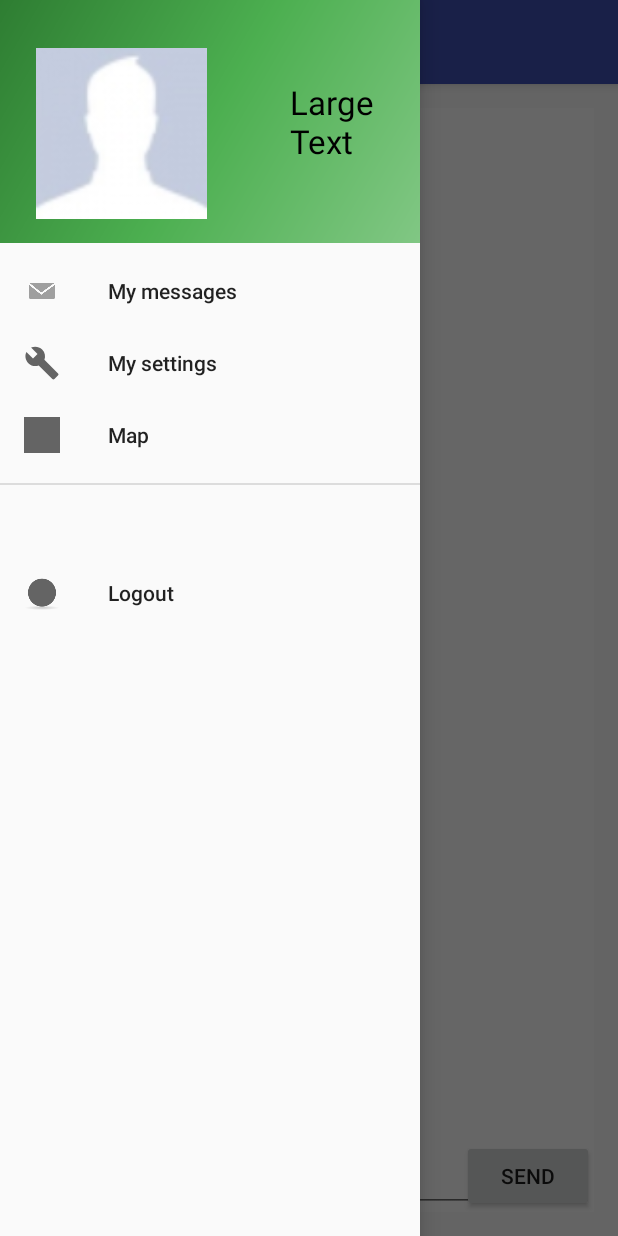
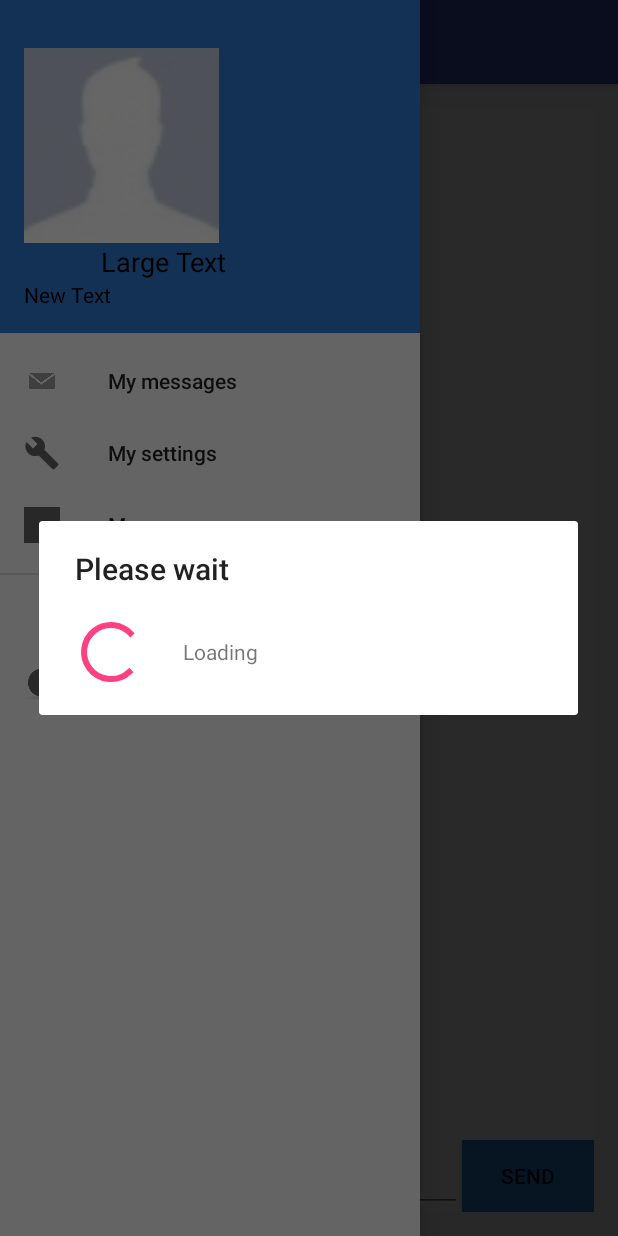
Before and after one commit to romanlikhovich/catMessanger, an Android app: the fragment UserWhomSendMessage placed in its activity, with the side drawer open, on a phone screen of 412 x 824 dp. Run offline under Robolectric (Android 15) with nearby library versions, the phone set to English and light mode, and no system bars; libraries missing offline, so code that uses them is left out: org.osmdroid.util, org.osmdroid.views; 14 statements that could not run were skipped.

Commit message:
custom bags fix

```diff
--- a/SocialMessaganger/app/src/main/java/com/example/roman/socialmessaganger/activity/Registration.java
+++ b/SocialMessaganger/app/src/main/java/com/example/roman/socialmessaganger/activity/Registration.java
@@ -46,7 +46,6 @@ public class Registration extends AppCompatActivity {
         confirmPassword = (EditText) findViewById(R.id.et_registrationConfirmPassword);
         Bitmap bitmap = BitmapFactory.decodeResource(getResources(), R.drawable.user);
         photo = getBytesFromBitmap(bitmap);
-        Toast.makeText(Registration.this, "" + photo.length, Toast.LENGTH_SHORT).show();
     }
 
     //    for home button arrow
@@ -107,7 +106,7 @@ public class Registration extends AppCompatActivity {
     }
 
     public void loadPhoto(View view) {
-        Intent photoPickerIntent = new Intent(Intent.ACTION_PICK);
+        Intent photoPickerIntent = new Intent(Intent.ACTION_GET_CONTENT);
         photoPickerIntent.setType("image/*");
         startActivityForResult(photoPickerIntent, GALLERY_REQUEST);
     }
--- a/SocialMessaganger/app/src/main/java/com/example/roman/socialmessaganger/adapter/UsersAdapter.java
+++ b/SocialMessaganger/app/src/main/java/com/example/roman/socialmessaganger/adapter/UsersAdapter.java
@@ -61,7 +61,7 @@ public class UsersAdapter extends BaseAdapter {
          if (CommonData.getInstance().getUsers().get(position).isOnline()) {
              userStatus.setText("Online");
          } else {
-             userStatus.setText("Not online");
+             userStatus.setText("Offline");
          }
 //        end check status
 
--- a/SocialMessaganger/app/src/main/java/com/example/roman/socialmessaganger/fragment/UserWhomSendMessage.java
+++ b/SocialMessaganger/app/src/main/java/com/example/roman/socialmessaganger/fragment/UserWhomSendMessage.java
@@ -1,6 +1,7 @@
 package com.example.roman.socialmessaganger.fragment;
 
 import android.app.AlertDialog;
+import android.app.ProgressDialog;
 import android.content.DialogInterface;
 import android.os.Bundle;
 import android.app.Fragment;
@@ -33,7 +34,8 @@ public class UserWhomSendMessage extends Fragment implements Runnable {
     private View view;
     private Thread myThread;
     private boolean isRunThread;
-    AlertDialog.Builder ad;
+    private AlertDialog.Builder ad;
+    private ProgressDialog dialog;
 
     @Override
     public View onCreateView(LayoutInflater inflater, ViewGroup container, Bundle savedInstanceState) {
@@ -45,17 +47,18 @@ public class UserWhomSendMessage extends Fragment implements Runnable {
     public void onStart() {
         super.onStart();
         ad = new AlertDialog.Builder(this.getActivity());
+        dialog = new ProgressDialog(getActivity());
+        dialog.setTitle("Please wait");
+        dialog.setMessage("Loading");
+        dialog.show();
         isRunThread = true;
-        TextView userName =
-                (TextView) view.findViewById(R.id.tv_fragment_userWhomSendMessage_username);
-        userName.setText(CommonData.getInstance().getUserWhomSendMessage().getName());
         listView = (ListView) view.findViewById(R.id.lv_fragmentWhomSendMessage_messages);
         adapter = new MessagesAdapter(getActivity().getApplicationContext());
+        listView.setAdapter(adapter);
         myThread = new Thread(this);
         myThread.start();
-
         listView.setLongClickable(true);
-
+        listView.setAdapter(adapter);
         listView.setOnItemLongClickListener(new AdapterView.OnItemLongClickListener() {
             @Override
             public boolean onItemLongClick(AdapterView<?> parent, View view, int position, long id) {
@@ -84,7 +87,6 @@ public class UserWhomSendMessage extends Fragment implements Runnable {
             queries.add(query2);
             ParseQuery<ParseObject> mainQuery = ParseQuery.or(queries);
             mainQuery.orderByDescending("createdAt");
-
             mainQuery.findInBackground(new FindCallback<ParseObject>() {
                 @Override
                 public void done(List<ParseObject> list, ParseException e) {
@@ -96,7 +98,7 @@ public class UserWhomSendMessage extends Fragment implements Runnable {
                                     list.get(i).getString("message"),
                                     list.get(i).getString("from"),
                                     list.get(i).getString("to"));
-                            CommonData.getInstance().getAllMessage().add(message);
+                            CommonData.getInstance().getAllMessage().add(0,message);
                         }
                         if (getActivity() == null) {
                             return;
@@ -104,8 +106,8 @@ public class UserWhomSendMessage extends Fragment implements Runnable {
                         getActivity().runOnUiThread(new Runnable() {
                             @Override
                             public void run() {
-                                listView.setAdapter(adapter);
-                                listView.invalidate();
+                                listView.invalidateViews();
+                                dialog.dismiss();
                             }
                         });
                     }
@@ -137,7 +139,7 @@ public class UserWhomSendMessage extends Fragment implements Runnable {
                     public void done(ParseException e) {
                         if (e == null) {
                             CommonData.getInstance().getAllMessage().remove(position);
-                            listView.invalidate();
+                            listView.invalidateViews();
                             Toast.makeText(getActivity(), "Message are delete ", Toast.LENGTH_SHORT).show();
                         }
                     }
--- a/SocialMessaganger/app/src/main/res/layout/activity_registration.xml
+++ b/SocialMessaganger/app/src/main/res/layout/activity_registration.xml
@@ -22,6 +22,7 @@
         android:layout_width="match_parent"
         android:layout_height="wrap_content"
         android:text="sign up"
+        android:background="#2e7cd3"
         android:id="@+id/btn_registrationName"
         android:onClick="registration"
         android:layout_alignParentBottom="true"
--- a/SocialMessaganger/app/src/main/res/layout/fragment_user_whom_send_message.xml
+++ b/SocialMessaganger/app/src/main/res/layout/fragment_user_whom_send_message.xml
@@ -8,27 +8,21 @@
     <!-- TODO: Update blank fragment layout -->
 
 
-    <TextView
-        android:layout_width="wrap_content"
-        android:layout_height="wrap_content"
-        android:text="New Text"
-        android:id="@+id/tv_fragment_userWhomSendMessage_username"
-        android:layout_alignParentTop="true"
-        android:layout_alignParentLeft="true"
-        android:layout_alignParentStart="true" />
-
     <EditText
         android:layout_width="match_parent"
         android:layout_height="wrap_content"
         android:id="@+id/et_fragment_userWhomSendMessage_textMessage"
         android:layout_alignParentBottom="true"
         android:layout_alignParentLeft="true"
-        android:layout_alignParentStart="true" />
+        android:layout_alignParentStart="true"
+        android:layout_toLeftOf="@+id/btn_fragment_whomSendMessage_send"
+        android:layout_toStartOf="@+id/btn_fragment_whomSendMessage_send" />
 
     <Button
         android:layout_width="wrap_content"
         android:layout_height="wrap_content"
         android:text="send"
+        android:background="#2e7cd3"
         android:id="@+id/btn_fragment_whomSendMessage_send"
         android:onClick="send"
         android:layout_alignParentBottom="true"
@@ -39,7 +33,6 @@
         android:layout_width="wrap_content"
         android:layout_height="wrap_content"
         android:id="@+id/lv_fragmentWhomSendMessage_messages"
-        android:layout_below="@+id/tv_fragment_userWhomSendMessage_username"
         android:layout_alignParentLeft="true"
         android:layout_alignParentStart="true"
         android:layout_above="@+id/et_fragment_userWhomSendMessage_textMessage" />
--- a/SocialMessaganger/app/src/main/res/layout/item_friend.xml
+++ b/SocialMessaganger/app/src/main/res/layout/item_friend.xml
@@ -10,17 +10,21 @@
 
     <TextView
         android:layout_width="wrap_content"
+        android:paddingLeft="5dp"
         android:layout_height="wrap_content"
         android:text="New Text"
         android:id="@+id/tv_item_friends_userName"
         android:layout_alignParentTop="true"
         android:layout_toRightOf="@+id/iv_item_userPhoto"
-        android:layout_toEndOf="@+id/iv_item_userPhoto" />
+        android:layout_toEndOf="@+id/iv_item_userPhoto"
+        android:textColor="#000000" />
 
     <TextView
         android:layout_width="wrap_content"
         android:layout_height="wrap_content"
         android:text="New Text"
+        android:paddingLeft="5dp"
+        android:textColor="#000000"
         android:id="@+id/tv_item_friends_status"
         android:layout_below="@+id/tv_item_friends_userName"
         android:layout_toRightOf="@+id/iv_item_userPhoto"
--- a/SocialMessaganger/app/src/main/res/layout/nav_header_user_activity_with_menu.xml
+++ b/SocialMessaganger/app/src/main/res/layout/nav_header_user_activity_with_menu.xml
@@ -1,10 +1,10 @@
 <?xml version="1.0" encoding="utf-8"?>
-<RelativeLayout xmlns:android="http://schemas.android.com/apk/res/android"
+<LinearLayout xmlns:android="http://schemas.android.com/apk/res/android"
     android:layout_width="match_parent"
     android:layout_height="@dimen/nav_header_height"
-    android:background="@drawable/side_nav_bar"
+    android:background="#2e7cd3"
     android:gravity="bottom"
-    android:orientation="horizontal"
+    android:orientation="vertical"
     android:paddingBottom="@dimen/activity_vertical_margin"
     android:paddingLeft="@dimen/activity_horizontal_margin"
     android:paddingRight="@dimen/activity_horizontal_margin"
@@ -15,24 +15,35 @@
     <ImageView
         android:id="@+id/iv_header_userPhoto"
         android:layout_width="130dp"
-        android:layout_height="130dp"
-        android:layout_weight="50"
+        android:layout_height="0dp"
+        android:layout_weight="33"
         android:paddingTop="@dimen/nav_header_vertical_spacing"
         android:adjustViewBounds="true" />
 
     <TextView
         android:layout_width="wrap_content"
-        android:layout_height="wrap_content"
-        android:layout_weight="50"
-        android:textAppearance="?android:attr/textAppearanceLarge"
+        android:layout_height="0dp"
+        android:layout_weight="33"
+        android:textAppearance="?android:attr/textAppearanceMedium"
         android:text="Large Text"
         android:id="@+id/tv_header_userName"
         android:textColor="#000000"
+        android:layout_marginLeft="51dp"
+        android:layout_marginStart="51dp"
+        android:layout_alignTop="@+id/iv_header_userPhoto"
+        android:layout_toRightOf="@+id/iv_header_userPhoto"
+        android:layout_toEndOf="@+id/iv_header_userPhoto" />
+
+    <TextView
+        android:layout_width="wrap_content"
+        android:layout_height="0dp"
+        android:text="New Text"
+        android:textColor="#000000"
+        android:id="@+id/tv_header_userEmail"
         android:layout_centerVertical="true"
-        android:layout_toRightOf="@+id/iv_header_userPhoto"
-        android:layout_toEndOf="@+id/iv_header_userPhoto"
-        android:layout_marginLeft="47dp"
-        android:layout_marginStart="47dp" />
+        android:layout_weight="33"
+        android:layout_alignLeft="@+id/tv_header_userName"
+        android:layout_alignStart="@+id/tv_header_userName" />
 
 
-</RelativeLayout>
+</LinearLayout>
--- a/SocialMessaganger/app/src/main/res/values/styles.xml
+++ b/SocialMessaganger/app/src/main/res/values/styles.xml
@@ -17,4 +17,6 @@
 
     <style name="AppTheme.PopupOverlay" parent="ThemeOverlay.AppCompat.Light" />
 
+    <style name="Theme.AppTheme.Light.NoActionBar" parent="Theme.AppCompat.Light.NoActionBar" />
+
 </resources>
```
Also changed, not shown: SocialMessaganger/app/src/main/java/com/example/roman/socialmessaganger/activity/UserMain.java (+5 -2 lines), SocialMessaganger/app/src/main/java/com/example/roman/socialmessaganger/adapter/MessagesAdapter.java (+31 -2 lines), SocialMessaganger/app/src/main/java/com/example/roman/socialmessaganger/commondata/CommonData.java (+18 -14 lines), SocialMessaganger/app/src/main/java/com/example/roman/socialmessaganger/other/MyItemizedOverlay.java (+39 -2 lines), SocialMessaganger/app/src/main/java/com/example/roman/socialmessaganger/service/MyService.java (+4 -44 lines), SocialMessaganger/app/src/main/res/layout/activity_main.xml (+7 -5 lines), SocialMessaganger/app/src/main/res/layout/item_messages.xml (+15 -2 lines), SocialMessaganger/app/src/main/res/drawable/etuser.png (added), SocialMessaganger/app/src/main/res/drawable/password.png (added).
